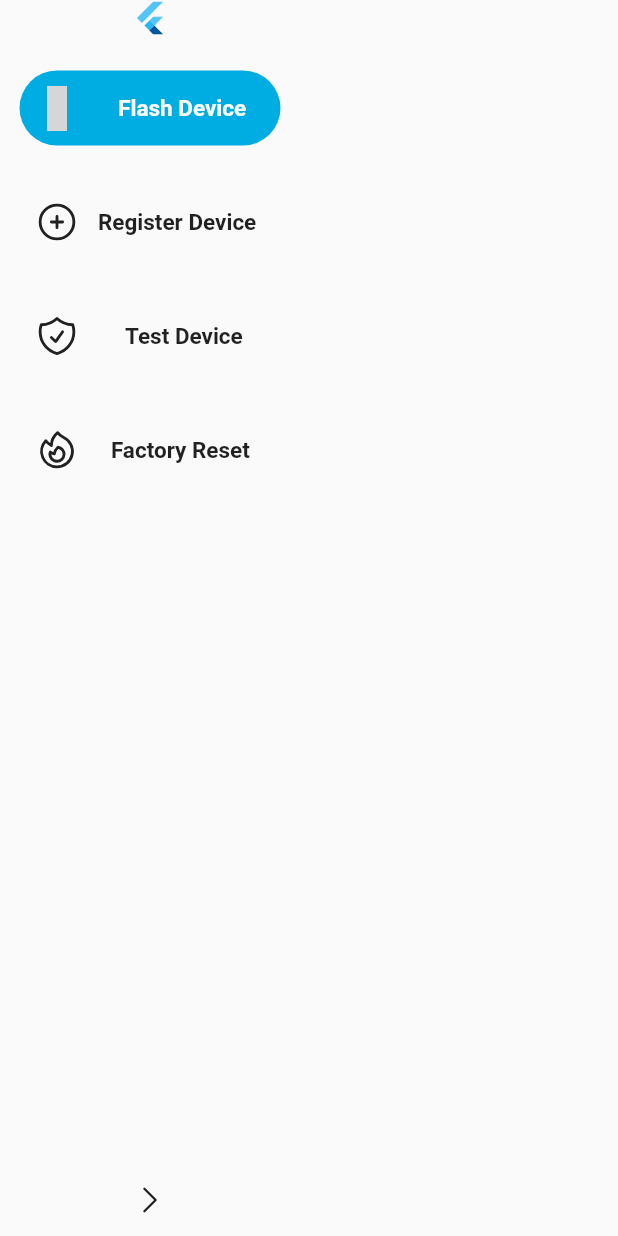
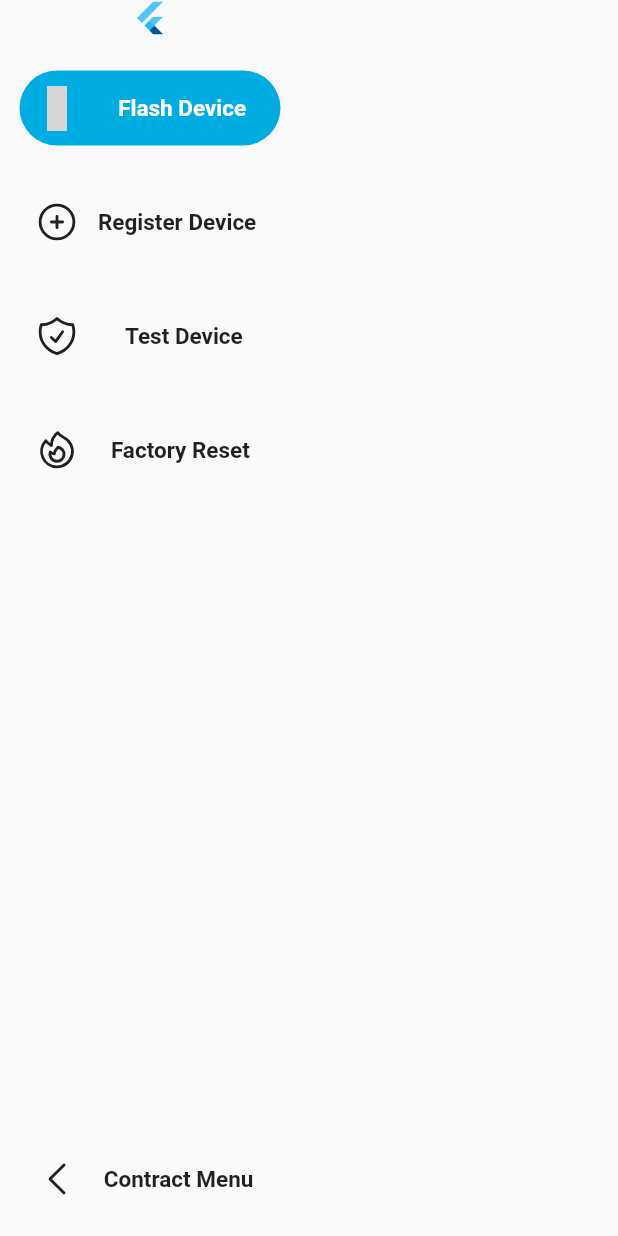
Before and after one commit to wego-technologies/gatego_unified_app, a Flutter app: the screen it shows after launch, after a tap on an icon or button, on a phone screen of 412 x 824 dp. Run offline on Flutter 3.47's test engine with Material 2 defaults, Android fonts, the light colour scheme and no system bars; our stand-ins replace heroicons; grey boxes are pictures that could not be loaded.

Commit message:
Work on menu

```diff
--- a/lib/main.dart
+++ b/lib/main.dart
@@ -45,7 +45,7 @@ class _MenuWrapperState extends State<MenuWrapper>
       body: Row(
         children: [
           Container(
-            width: 200,
+            width: _extended ? 200 : null,
             child: Menu(
               selectedItemKey: _selectedItemKey,
               menuItems: _destinations,
@@ -56,12 +56,54 @@ class _MenuWrapperState extends State<MenuWrapper>
                 _selectedItemKey = item;
                 setState(() {});
               },
-              trailing: IconButton(
-                icon: HeroIcon(HeroIcons.chevronRight),
-                onPressed: () {
-                  _extended = !_extended;
-                  setState(() {});
-                },
+              trailing: Container(
+                //constraints: const BoxConstraints(minWidth: double.infinity),
+                margin: EdgeInsets.symmetric(vertical: 13, horizontal: 8),
+                child: InkWell(
+                  borderRadius: BorderRadius.circular(5000),
+                  onTap: () {
+                    _extended = !_extended;
+                    setState(() {});
+                  },
+                  child: Container(
+                    padding: EdgeInsets.all(10),
+                    //margin: EdgeInsets.all(10),
+                    //width: 170,
+                    decoration: BoxDecoration(
+                      borderRadius: BorderRadius.circular(5000),
+                    ),
+                    child: Row(
+                      mainAxisAlignment: MainAxisAlignment.spaceBetween,
+                      children: [
+                        HeroIcon(
+                          !_extended
+                              ? HeroIcons.chevronRight
+                              : HeroIcons.chevronLeft,
+                          size: 30,
+                          color: Theme.of(context).iconTheme.color,
+                        ),
+                        if (_extended)
+                          SizedBox(
+                            width: 10,
+                          ),
+                        if (_extended)
+                          Text(
+                            "Contract Menu",
+                            textAlign: TextAlign.end,
+                            style: TextStyle(
+                              fontWeight: FontWeight.w600,
+                              fontSize: 15,
+                              color: Theme.of(context).iconTheme.color,
+                            ),
+                          ),
+                        if (_extended)
+                          SizedBox(
+                            width: 5,
+                          ),
+                      ],
+                    ),
+                  ),
+                ),
               ),
             ),
           ),
```
